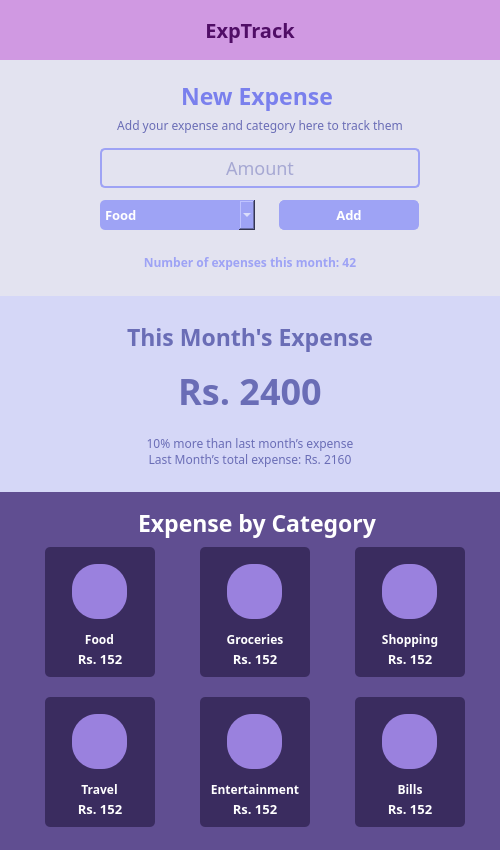
First picture: the form in HomePage.ui, repository yashwanth373/ExpTrack, before the edit.
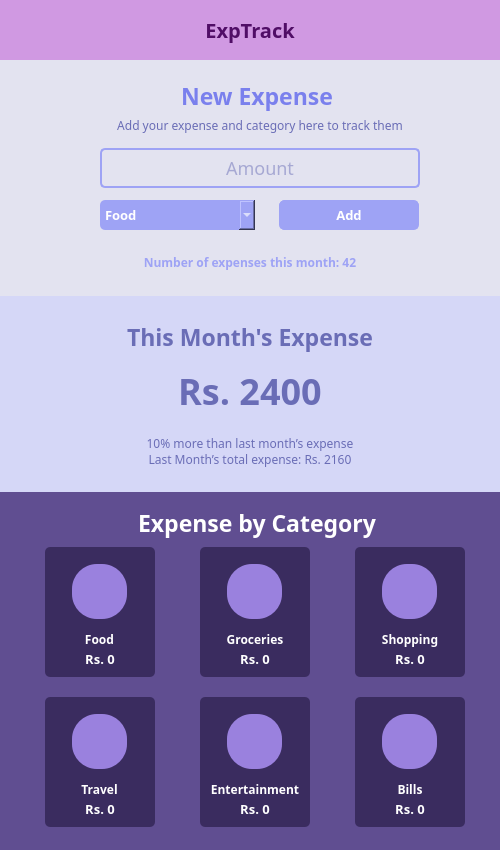
Second picture: the form after the edit. Icons and pictures are not drawn.

Commit message: Done with 1st page along with db operations

```diff
--- a/HomePage.ui
+++ b/HomePage.ui
@@ -643,7 +643,7 @@
          <string notr="true">font-family:Monsterrat;color:white;background:transparent;</string>
         </property>
         <property name="text">
-         <string>Rs. 152</string>
+         <string>Rs. 0</string>
         </property>
         <property name="alignment">
          <set>Qt::AlignCenter</set>
@@ -767,7 +767,7 @@
          <string notr="true">font-family:Monsterrat;color:white;background:transparent;</string>
         </property>
         <property name="text">
-         <string>Rs. 152</string>
+         <string>Rs. 0</string>
         </property>
         <property name="alignment">
          <set>Qt::AlignCenter</set>
@@ -894,7 +894,7 @@
          <string notr="true">font-family:Monsterrat;color:white;background:transparent;</string>
         </property>
         <property name="text">
-         <string>Rs. 152</string>
+         <string>Rs. 0</string>
         </property>
         <property name="alignment">
          <set>Qt::AlignCenter</set>
@@ -1018,7 +1018,7 @@
          <string notr="true">font-family:Monsterrat;color:white;background:transparent;</string>
         </property>
         <property name="text">
-         <string>Rs. 152</string>
+         <string>Rs. 0</string>
         </property>
         <property name="alignment">
          <set>Qt::AlignCenter</set>
@@ -1142,7 +1142,7 @@
          <string notr="true">font-family:Monsterrat;color:white;background:transparent;</string>
         </property>
         <property name="text">
-         <string>Rs. 152</string>
+         <string>Rs. 0</string>
         </property>
         <property name="alignment">
          <set>Qt::AlignCenter</set>
@@ -1266,7 +1266,7 @@
          <string notr="true">font-family:Monsterrat;color:white;background:transparent;</string>
         </property>
         <property name="text">
-         <string>Rs. 152</string>
+         <string>Rs. 0</string>
         </property>
         <property name="alignment">
          <set>Qt::AlignCenter</set>
```
Left out of the diff: 2 changed lines with no effect on the pictures. The commit also changes 4 other files.
